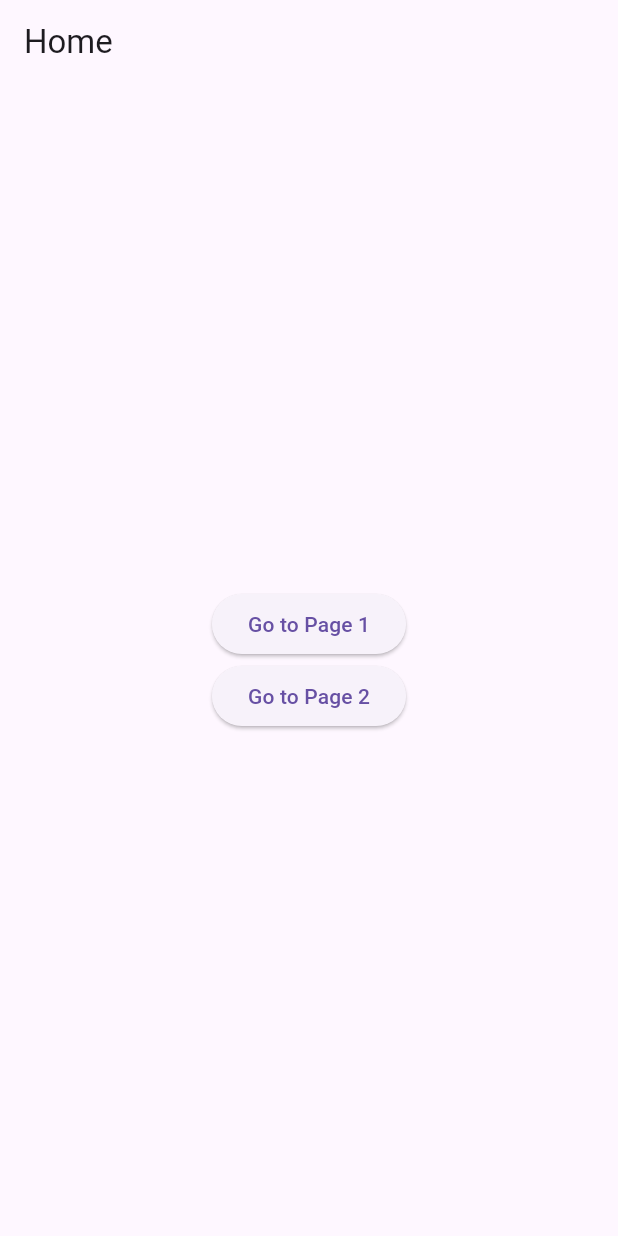
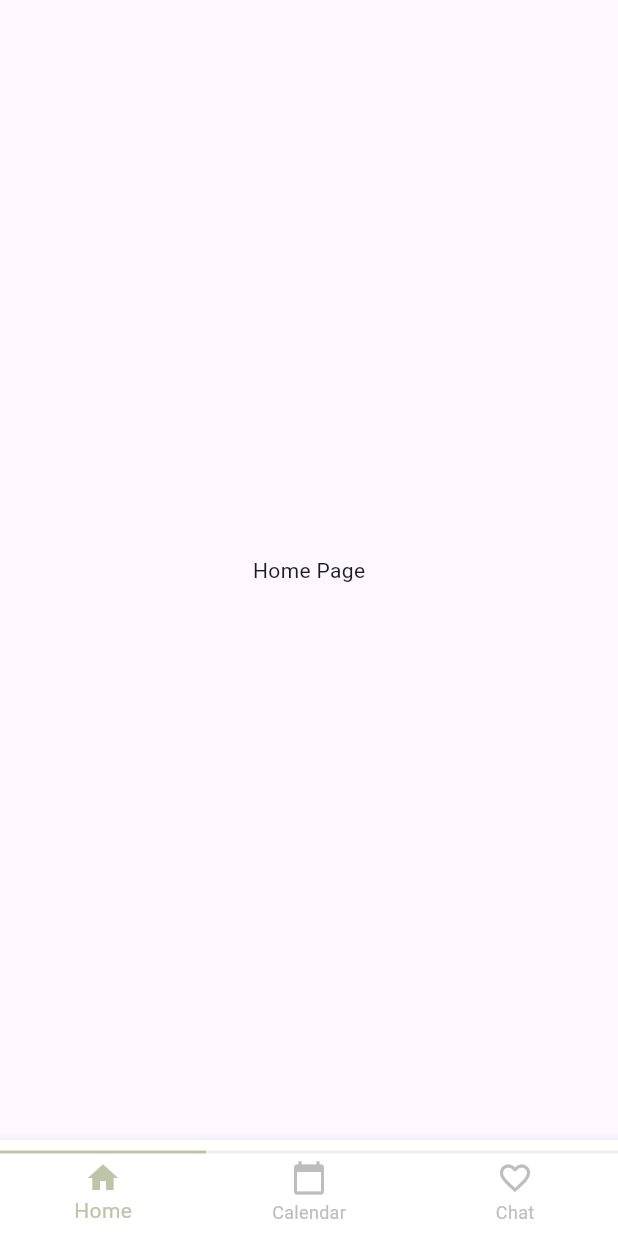
Before and after one commit to APAC-Solution-Challenge-2025/FrontEnd, a Flutter app: the screen it shows after launch, on a phone screen of 412 x 824 dp. Run offline on Flutter 3.47's test engine with Material 3 defaults, Android fonts, the phone set to English and light mode, and no system bars.

Commit message:
Feat: 네비게이션 바 추가

```diff
--- a/lib/main.dart
+++ b/lib/main.dart
@@ -1,5 +1,6 @@
 import 'package:flutter/material.dart';
-import '../routes.dart';
+import 'routes.dart';
+import 'widgets/layout.dart';
 
 void main() {
   runApp(const MyApp());
@@ -15,7 +16,7 @@ class MyApp extends StatelessWidget {
       theme: ThemeData(
         primarySwatch: Colors.blue,
       ),
-      initialRoute: '/', // 초기 화면 설정
+      home: const Layout(), // 초기 화면 설정
       routes: AppRoutes.routes, // routes.dart 파일에서 설정한 경로를 가져오기
     );
   }
--- a/lib/routes.dart
+++ b/lib/routes.dart
@@ -1,11 +1,12 @@
+import 'package:flutter/material.dart';
 import 'screens/home/home.dart';
-import 'screens/main_tabs/page1.dart';
+import 'screens/main_tabs/page1.dart'; // test용으로 임의로 넣었음
 import 'screens/main_tabs/page2.dart';
 
 class AppRoutes {
-  static final routes = {
-    '/': (context) => const HomePage(), // Home 화면 경로
-    '/page1': (context) => const Page1(), // 첫 번째 페이지
-    '/page2': (context) => const Page2(), // 두 번째 페이지
+  static final Map<String, WidgetBuilder> routes = {
+    '/home': (context) => const HomePage(),
+    '/calendar': (context) => const Page1(),
+    '/chat': (context) => const Page2(),
   };
 }
--- a/lib/screens/home/home.dart
+++ b/lib/screens/home/home.dart
@@ -1,33 +1,13 @@
 import 'package:flutter/material.dart';
+import '../../widgets/layout.dart';
 
 class HomePage extends StatelessWidget {
   const HomePage({super.key});
 
   @override
   Widget build(BuildContext context) {
-    return Scaffold(
-      appBar: AppBar(
-        title: const Text('Home'),
-      ),
-      body: Center(
-        child: Column(
-          mainAxisAlignment: MainAxisAlignment.center,
-          children: [
-            ElevatedButton(
-              onPressed: () {
-                Navigator.pushNamed(context, '/page1');
-              },
-              child: const Text('Go to Page 1'),
-            ),
-            ElevatedButton(
-              onPressed: () {
-                Navigator.pushNamed(context, '/page2');
-              },
-              child: const Text('Go to Page 2'),
-            ),
-          ],
-        ),
-      ),
+    return const Center(
+      child: Text('Home Page'),
     );
   }
 }
--- a/lib/screens/main_tabs/page1.dart
+++ b/lib/screens/main_tabs/page1.dart
@@ -1,17 +1,13 @@
 import 'package:flutter/material.dart';
+import '../../widgets/layout.dart';
 
 class Page1 extends StatelessWidget {
   const Page1({super.key});
 
   @override
   Widget build(BuildContext context) {
-    return Scaffold(
-      appBar: AppBar(
-        title: const Text('Page 1'),
-      ),
-      body: const Center(
-        child: Text('This is Page 1'),
-      ),
+    return const Center(
+      child: Text('Page 1'),
     );
   }
 }
--- a/lib/screens/main_tabs/page2.dart
+++ b/lib/screens/main_tabs/page2.dart
@@ -1,17 +1,13 @@
 import 'package:flutter/material.dart';
+import '../../widgets/layout.dart';
 
 class Page2 extends StatelessWidget {
   const Page2({super.key});
 
   @override
   Widget build(BuildContext context) {
-    return Scaffold(
-      appBar: AppBar(
-        title: const Text('Page 2'),
-      ),
-      body: const Center(
-        child: Text('This is Page 2'),
-      ),
+    return const Center(
+      child: Text('Page 2'),
     );
   }
 }
--- /dev/null
+++ b/lib/widgets/layout.dart
@@ -0,0 +1,44 @@
+import 'package:flutter/material.dart';
+import 'navibar.dart';
+import '../screens/home/home.dart';
+import '../screens/main_tabs/page1.dart';
+import '../screens/main_tabs/page2.dart';
+
+class Layout extends StatefulWidget {
+  const Layout({super.key});
+
+  @override
+  State<Layout> createState() => _LayoutState();
+}
+
+class _LayoutState extends State<Layout> {
+  int _currentIndex = 0;
+
+  final List<Widget> _pages = const [
+    HomePage(),
+    Page1(),
+    Page2(),
+  ];
+
+  void _onTap(int index) {
+    if (index != _currentIndex) {
+      setState(() {
+        _currentIndex = index;
+      });
+    }
+  }
+
+  @override
+  Widget build(BuildContext context) {
+    return Scaffold(
+      body: IndexedStack(
+        index: _currentIndex,
+        children: _pages,
+      ),
+      bottomNavigationBar: NaviBar(
+        currentIndex: _currentIndex,
+        onTap: _onTap,
+      ),
+    );
+  }
+}
--- /dev/null
+++ b/lib/widgets/navibar.dart
@@ -0,0 +1,51 @@
+import 'package:flutter/material.dart';
+
+class NaviBar extends StatelessWidget {
+  final int currentIndex;
+  final ValueChanged<int> onTap;
+
+  const NaviBar({
+    super.key,
+    required this.currentIndex,
+    required this.onTap,
+  });
+
+  @override
+  Widget build(BuildContext context) {
+    return BottomNavigationBar(
+      currentIndex: currentIndex,
+      onTap: onTap,
+      backgroundColor: Colors.white,
+      selectedItemColor: const Color(0xffbec5a6),
+      unselectedItemColor: Colors.grey[400],
+      items: [
+        _buildNavItem(icon: Icons.home, label: 'Home', index: 0),
+        _buildNavItem(icon: Icons.calendar_today, label: 'Calendar', index: 1),
+        _buildNavItem(icon: Icons.favorite_border, label: 'Chat', index: 2),
+      ],
+    );
+  }
+
+  BottomNavigationBarItem _buildNavItem({
+    required IconData icon,
+    required String label,
+    required int index,
+  }) {
+    final isSelected = index == currentIndex;
+    return BottomNavigationBarItem(
+      icon: Column(
+        children: [
+          Container(
+            height: 2,
+            color: isSelected ? const Color(0xffbec5a6) : Colors.grey[200],
+          ),
+          const SizedBox(height: 4),
+          Icon(
+            icon,
+          ),
+        ],
+      ),
+      label: label,
+    );
+  }
+}
```
Also changed, not shown: pubspec.yaml (+8 -0 lines), pubspec.lock, 4 other files.
